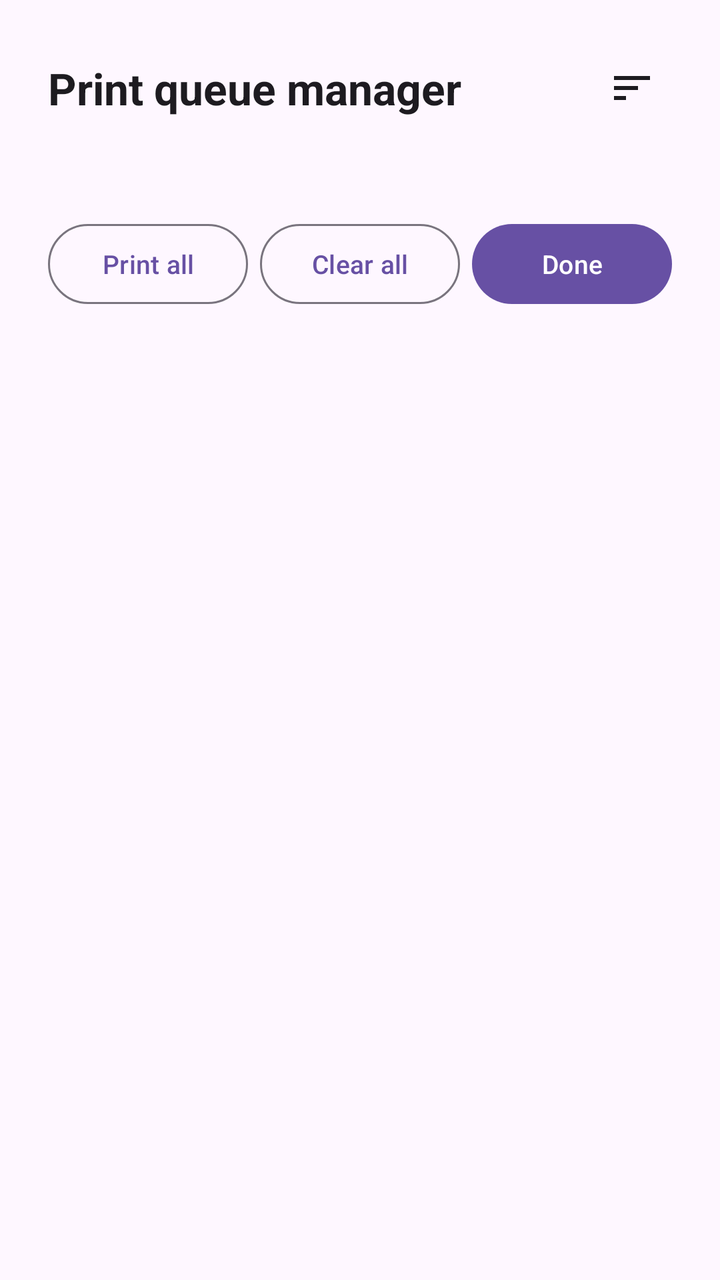
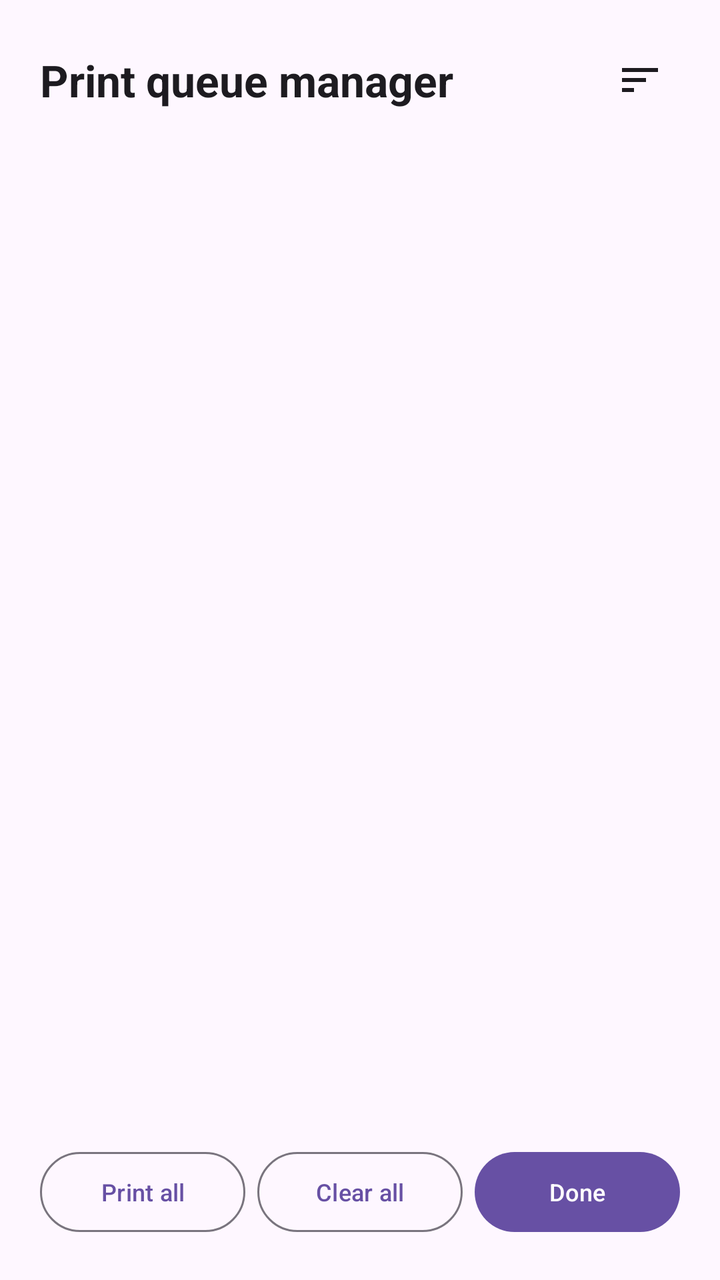

Before-and-after screenshots of an Android layout around one commit, followed by the original layout XML and the change that was made.
<!-- AndroidManifest.xml: application theme Theme.RolloPrint -->
<!-- res/layout/dialog_queue_manager.xml -->
<?xml version="1.0" encoding="utf-8"?>
<LinearLayout xmlns:android="http://schemas.android.com/apk/res/android"
    xmlns:app="http://schemas.android.com/apk/res-auto"
    android:layout_width="match_parent"
    android:layout_height="wrap_content"
    android:orientation="vertical"
    android:padding="24dp"
    android:background="?attr/colorSurface">

    <LinearLayout
        android:layout_width="match_parent"
        android:layout_height="wrap_content"
        android:orientation="horizontal"
        android:gravity="center_vertical"
        android:layout_marginBottom="16dp">

        <TextView
            android:layout_width="0dp"
            android:layout_height="wrap_content"
            android:layout_weight="1"
            android:text="@string/print_queue_title"
            android:textAppearance="?attr/textAppearanceTitleLarge"
            android:textColor="?attr/colorOnSurface"
            android:textStyle="bold" />

        <ImageButton
            android:id="@+id/btnToggleSortOrder"
            android:layout_width="40dp"
            android:layout_height="40dp"
            android:src="@drawable/ic_sort"
            android:background="?attr/selectableItemBackgroundBorderless"
            android:contentDescription="Toggle sort order"
            app:tint="?attr/colorOnSurface" />
    </LinearLayout>

    
    <TextView
        android:id="@+id/tvEmptyQueuePlaceholder"
        android:layout_width="match_parent"
        android:layout_height="120dp"
        android:gravity="center"
        android:text="@string/no_pending_jobs"
        android:textAppearance="?attr/textAppearanceBodyLarge"
        android:textColor="?attr/colorOnSurfaceVariant"
        android:visibility="gone" />

    
    <androidx.recyclerview.widget.RecyclerView
        android:id="@+id/rvQueueJobs"
        android:layout_width="match_parent"
        android:layout_height="wrap_content"
        android:scrollbars="vertical"
        android:clipToPadding="false"
        android:paddingVertical="4dp" />

    <LinearLayout
        android:layout_width="match_parent"
        android:layout_height="wrap_content"
        android:orientation="horizontal"
        android:gravity="center_vertical"
        android:layout_marginTop="20dp">

        <com.google.android.material.button.MaterialButton
            android:id="@+id/btnPrintAllQueue"
            style="@style/Widget.Material3.Button.OutlinedButton"
            android:layout_width="0dp"
            android:layout_height="wrap_content"
            android:layout_weight="1"
            android:insetLeft="0dp"
            android:insetRight="0dp"
            android:paddingHorizontal="4dp"
            android:textSize="13sp"
            android:text="@string/print_all"
            android:layout_marginEnd="6dp" />

        <com.google.android.material.button.MaterialButton
            android:id="@+id/btnClearAllQueue"
            style="@style/Widget.Material3.Button.OutlinedButton"
            android:layout_width="0dp"
            android:layout_height="wrap_content"
            android:layout_weight="1"
            android:insetLeft="0dp"
            android:insetRight="0dp"
            android:paddingHorizontal="4dp"
            android:textSize="13sp"
            android:text="@string/clear_all"
            android:layout_marginEnd="6dp" />

        <com.google.android.material.button.MaterialButton
            android:id="@+id/btnCloseQueue"
            style="@style/Widget.Material3.Button"
            android:layout_width="0dp"
            android:layout_height="wrap_content"
            android:layout_weight="1"
            android:insetLeft="0dp"
            android:insetRight="0dp"
            android:paddingHorizontal="4dp"
            android:textSize="13sp"
            android:text="@string/done" />
    </LinearLayout>

</LinearLayout>
<!-- resources referenced by this layout -->
<resources>
  <!-- drawable ic_sort (drawable) -->
  <vector xmlns:android="http://schemas.android.com/apk/res/android"
      android:width="24dp"
      android:height="24dp"
      android:viewportWidth="24"
      android:viewportHeight="24"
      android:tint="?attr/colorOnSurface">
    <path
        android:fillColor="@android:color/white"
        android:pathData="M3,18h6v-2H3v2zM3,6v2h18V6H3zM3,13h12v-2H3v2z"/>
  </vector>
  <string name="clear_all">Clear all</string>
  <string name="done">Done</string>
  <string name="no_pending_jobs">No pending jobs in print queue</string>
  <string name="print_all">Print all</string>
  <string name="print_queue_title">Print queue manager</string>
  <style name="Theme.RolloPrint" parent="Base.Theme.RolloPrint" />
  <style name="Base.Theme.RolloPrint" parent="Theme.Material3.DayNight.NoActionBar">
          
          <item name="android:windowLayoutInDisplayCutoutMode" tools:targetApi="p">shortEdges</item>
      </style>
</resources>

<!-- the commit's change to res/layout/dialog_queue_manager.xml (unified diff, before → after) -->
@@ -4,7 +4,7 @@
     android:layout_width="match_parent"
     android:layout_height="wrap_content"
     android:orientation="vertical"
-    android:padding="24dp"
+    android:padding="20dp"
     android:background="?attr/colorSurface">
 
     <LinearLayout
@@ -12,7 +12,7 @@
         android:layout_height="wrap_content"
         android:orientation="horizontal"
         android:gravity="center_vertical"
-        android:layout_marginBottom="16dp">
+        android:layout_marginBottom="12dp">
 
         <TextView
             android:layout_width="0dp"
@@ -29,7 +29,7 @@
             android:layout_height="40dp"
             android:src="@drawable/ic_sort"
             android:background="?attr/selectableItemBackgroundBorderless"
-            android:contentDescription="Toggle sort order"
+            android:contentDescription="@string/sort_oldest_first"
             app:tint="?attr/colorOnSurface" />
     </LinearLayout>
 
@@ -48,17 +48,19 @@
     <androidx.recyclerview.widget.RecyclerView
         android:id="@+id/rvQueueJobs"
         android:layout_width="match_parent"
-        android:layout_height="wrap_content"
+        android:layout_height="0dp"
+        android:layout_weight="1"
         android:scrollbars="vertical"
         android:clipToPadding="false"
         android:paddingVertical="4dp" />
 
+    
     <LinearLayout
         android:layout_width="match_parent"
         android:layout_height="wrap_content"
         android:orientation="horizontal"
         android:gravity="center_vertical"
-        android:layout_marginTop="20dp">
+        android:layout_marginTop="16dp">
 
         <com.google.android.material.button.MaterialButton
             android:id="@+id/btnPrintAllQueue"
@@ -68,8 +70,8 @@
             android:layout_weight="1"
             android:insetLeft="0dp"
             android:insetRight="0dp"
-            android:paddingHorizontal="4dp"
-            android:textSize="13sp"
+            android:paddingHorizontal="2dp"
+            android:textSize="12sp"
             android:text="@string/print_all"
             android:layout_marginEnd="6dp" />
 
@@ -81,8 +83,8 @@
             android:layout_weight="1"
             android:insetLeft="0dp"
             android:insetRight="0dp"
-            android:paddingHorizontal="4dp"
-            android:textSize="13sp"
+            android:paddingHorizontal="2dp"
+            android:textSize="12sp"
             android:text="@string/clear_all"
             android:layout_marginEnd="6dp" />
 
@@ -94,8 +96,8 @@
             android:layout_weight="1"
             android:insetLeft="0dp"
             android:insetRight="0dp"
-            android:paddingHorizontal="4dp"
-            android:textSize="13sp"
+            android:paddingHorizontal="2dp"
+            android:textSize="12sp"
             android:text="@string/done" />
     </LinearLayout>
 
<!-- resource entries referenced after the edit -->
@@ -16,6 +16,7 @@
   <string name="no_pending_jobs">No pending jobs in print queue</string>
   <string name="print_all">Print all</string>
   <string name="print_queue_title">Print queue manager</string>
+  <string name="sort_oldest_first">Oldest first ↕</string>
   <style name="Theme.RolloPrint" parent="Base.Theme.RolloPrint" />
   <style name="Base.Theme.RolloPrint" parent="Theme.Material3.DayNight.NoActionBar">
           
